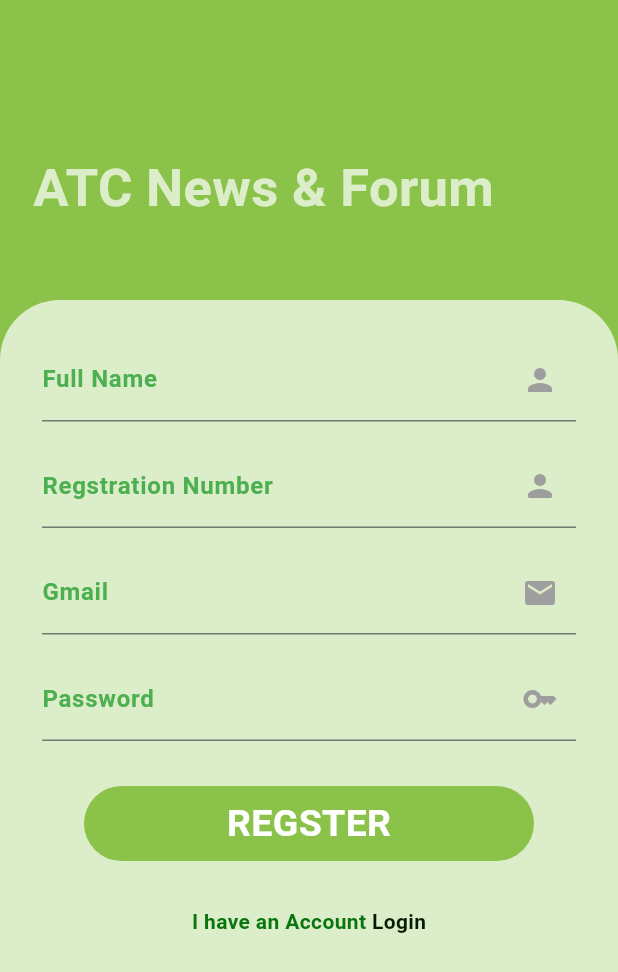
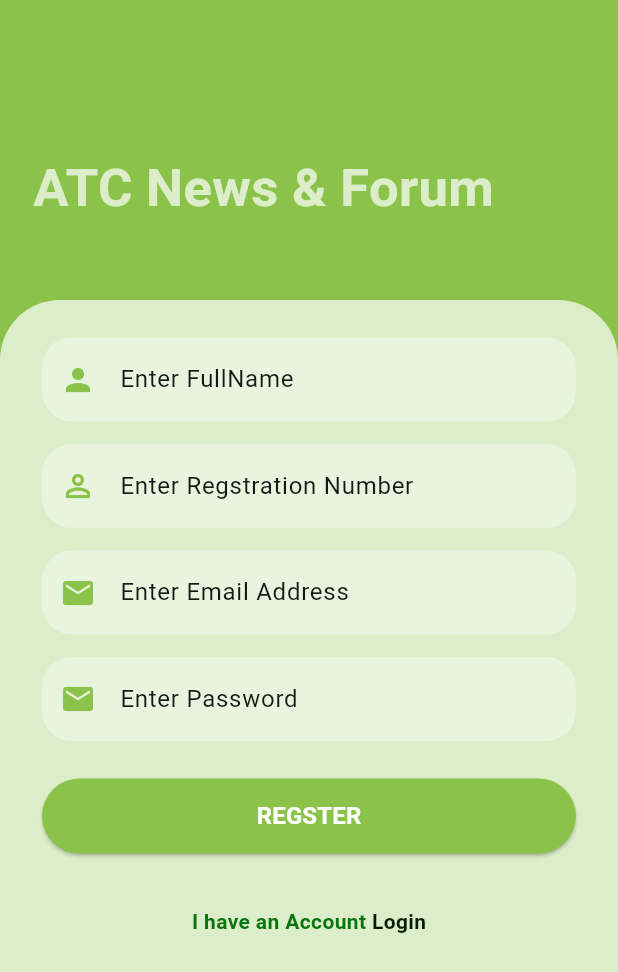
Before and after one commit to roja18/news_forums_app, a Flutter app: the screen it shows after launch, after a tap on "Regster", on a phone screen of 412 x 824 dp. Shown: the top 972 px of the screen. Run offline on Flutter 3.47's test engine with Material 3 defaults, Android fonts, the phone set to English and light mode, and no system bars; our stand-ins replace cloud_firestore, firebase_auth, firebase_core; accounts and stored records are empty; network calls fail.

Commit message:
error commitiment

```diff
--- a/lib/main.dart
+++ b/lib/main.dart
@@ -1,7 +1,11 @@
+import 'package:firebase_core/firebase_core.dart';
 import 'package:flutter/material.dart';
+import 'package:news_and_forums/firebase_options.dart';
 import 'package:news_and_forums/screens/login.dart';
 
-void main() {
+void main() async {
+  WidgetsFlutterBinding.ensureInitialized();
+  await Firebase.initializeApp(options: DefaultFirebaseOptions.currentPlatform);
   runApp(const MyApp());
 }
 
--- /dev/null
+++ b/lib/screens/component/reusable_widget.dart
@@ -0,0 +1,114 @@
+import 'package:flutter/material.dart';
+
+TextFormField reusableTextFild(String text, IconData icon, bool isPasswordType,
+    TextEditingController controller) {
+  return TextFormField(
+    autovalidateMode: AutovalidateMode.onUserInteraction,
+    validator: isPasswordType
+        ? (value) {
+            if (value == null || value.isEmpty) {
+              return 'Please enter your password';
+            }
+
+            if (value.length < 6) {
+              return 'Password must be at least 6 characters';
+            }
+            return null;
+          }
+        : (value) {
+            // add email validation
+            if (text == 'Enter Email Address') {
+              if (value == null || value.isEmpty) {
+                return 'Please enter your email';
+              }
+
+              bool emailValid = RegExp(
+                      r"^[a-zA-Z0-9.a-zA-Z0-9.!#$%&'*+-/=?^_`{|}~]+@[a-zA-Z0-9]+\.[a-zA-Z]+")
+                  .hasMatch(value);
+              if (!emailValid) {
+                return 'Please enter a valid email';
+              }
+
+              return null;
+            }
+            if (text == 'Enter FullName') {
+              if (value == null || value.isEmpty) {
+                return 'Please enter your full name';
+              }
+
+              if (value.length < 6) {
+                return 'Fullname must be at least 10 characters';
+              }
+              return null;
+            }
+            if (text == 'Enter Regstration Number') {
+              if (value == null || value.isEmpty) {
+                return 'Please enter your regstration number';
+              }
+
+              if (value.length < 6) {
+                return 'Phone number must be at least 10 characters';
+              }
+              return null;
+            }
+
+          },
+    controller: controller,
+    obscureText: isPasswordType,
+    enableSuggestions: !isPasswordType,
+
+    // autovalidateMode: AutovalidateMode.onUserInteraction,
+    autocorrect: !isPasswordType,
+    cursorColor: Colors.black,
+    style: TextStyle(color: Color.fromARGB(255, 4, 56, 145).withOpacity(0.9)),
+    decoration: InputDecoration(
+      prefixIcon: Icon(
+        icon,
+        color: Colors.lightGreen,
+      ),
+
+      labelText: text,
+      // hintText: hint,
+      labelStyle: TextStyle(color: Colors.black.withOpacity(0.9)),
+      filled: true,
+      floatingLabelBehavior: FloatingLabelBehavior.never,
+      fillColor: Colors.white38,
+      border: OutlineInputBorder(
+          borderRadius: BorderRadius.circular(20.0),
+          borderSide: const BorderSide(width: 0, style: BorderStyle.none)),
+    ),
+    keyboardType: isPasswordType
+        ? TextInputType.visiblePassword
+        : TextInputType.emailAddress,
+  );
+}
+
+Container signInSignoutbutton(
+    BuildContext context, bool isLogin, Function onTap) {
+  return Container(
+    width: MediaQuery.of(context).size.width,
+    height: 50,
+    margin: const EdgeInsets.fromLTRB(0, 10, 0, 20),
+    decoration: BoxDecoration(borderRadius: BorderRadius.circular(90)),
+    child: ElevatedButton(
+      onPressed: () {
+        onTap();
+      },
+      child: Text(
+        isLogin ? 'LOGIN' : 'REGSTER',
+        style: const TextStyle(
+            color: Colors.white, fontWeight: FontWeight.bold, fontSize: 16),
+      ),
+      style: ButtonStyle(
+        backgroundColor: MaterialStateProperty.resolveWith((states) {
+          if (states.contains(MaterialState.pressed)) {
+            return Colors.black26;
+          }
+          return Colors.lightGreen;
+        }),
+        shape: MaterialStateProperty.all<RoundedRectangleBorder>(
+            RoundedRectangleBorder(borderRadius: BorderRadius.circular(30))),
+      ),
+    ),
+  );
+}
--- a/lib/screens/regster.dart
+++ b/lib/screens/regster.dart
@@ -1,5 +1,10 @@
+import 'dart:async';
+import 'package:cloud_firestore/cloud_firestore.dart';
 import 'package:flutter/material.dart';
 import 'package:news_and_forums/screens/login.dart';
+import 'package:firebase_auth/firebase_auth.dart';
+
+import 'component/reusable_widget.dart';
 
 class Regster extends StatefulWidget {
   const Regster({super.key});
@@ -9,7 +14,45 @@
 }
 
 class _RegsterState extends State<Regster> {
+  TextEditingController _fullnameController = TextEditingController();
+  TextEditingController _regstirationController = TextEditingController();
+  TextEditingController _emailController = TextEditingController();
+  TextEditingController _passwordController = TextEditingController();
   @override
+  Future SignUp() async {
+    showDialog(
+        context: context,
+        builder: (context) {
+          return Center(child: CircularProgressIndicator());
+        });
+    Navigator.of(context).pop();
+    await FirebaseAuth.instance.createUserWithEmailAndPassword(
+        email: _emailController.text.trim(),
+        password: _passwordController.text.trim());
+    addUsersDetails(
+        _fullnameController.text.trim(),
+        int.parse(_regstirationController.text.trim()),
+        _emailController.text.trim(),
+        _passwordController.text.trim());
+  }
+
+  Future addUsersDetails(
+      String fullname, int regstration, String email, String password) async {
+    await FirebaseFirestore.instance.collection('users').add({
+      'fullname': _fullnameController,
+      'regstrationNumber': _regstirationController,
+      'email': _emailController
+    });
+  }
+
+  @override
+  void dispose() {
+    _fullnameController.dispose();
+    _regstirationController.dispose();
+    _emailController.dispose();
+    _passwordController.dispose();
+  }
+
   Widget build(BuildContext context) {
     return Scaffold(
         body: Stack(
@@ -47,80 +90,56 @@
                 child: Column(
                   mainAxisAlignment: MainAxisAlignment.center,
                   children: [
-                    const TextField(
-                      decoration: InputDecoration(
-                          suffixIcon: Icon(
-                            Icons.person,
-                            color: Colors.grey,
+                    reusableTextFild("Enter FullName", Icons.person, false,
+                        _fullnameController),
+                    const SizedBox(height: 15),
+                    reusableTextFild(
+                        "Enter Regstration Number",
+                        Icons.perm_identity_rounded,
+                        false,
+                        _regstirationController),
+                    const SizedBox(height: 15),
+                    reusableTextFild("Enter Email Address", Icons.mail, false,
+                        _emailController),
+                    const SizedBox(height: 15),
+                    reusableTextFild("Enter Password", Icons.mail, true,
+                        _passwordController),
+                    const SizedBox(height: 15),
+                    signInSignoutbutton(context, false, () {
+                      SignUp().then((value) {
+                        Navigator.push(
+                            context,
+                            MaterialPageRoute(
+                                builder: (context) => LoginPage()));
+                      }).onError((error, stackTrace) {
+                        ScaffoldMessenger.of(context).showSnackBar(
+                          SnackBar(
+                            behavior: SnackBarBehavior.floating,
+                            backgroundColor: Colors.transparent,
+                            elevation: 0,
+                            content: Container(
+                              padding: const EdgeInsets.all(16),
+                              height: 90,
+                              decoration: const BoxDecoration(
+                                color: Color.fromARGB(255, 219, 30, 17),
+                                borderRadius:
+                                    BorderRadius.all(Radius.circular(20)),
+                              ),
+                              child: Column(
+                                  crossAxisAlignment: CrossAxisAlignment.start,
+                                  children: [
+                                    Text(
+                                      "Error",
+                                      style: TextStyle(fontSize: 18),
+                                    ),
+                                    Text("Error ${error.toString()}"),
+                                  ]),
+                            ),
                           ),
-                          label: Text(
-                            "Full Name",
-                            style: TextStyle(
-                                fontWeight: FontWeight.bold,
-                                color: Colors.green),
-                          )),
-                    ),
+                        );
+                      });
+                    }),
                     const SizedBox(height: 15),
-                    const TextField(
-                      decoration: InputDecoration(
-                          suffixIcon: Icon(
-                            Icons.person_rounded,
-                            color: Colors.grey,
-                          ),
-                          label: Text(
-                            "Regstration Number",
-                            style: TextStyle(
-                                fontWeight: FontWeight.bold,
-                                color: Colors.green),
-                          )),
-                    ),
-                    const SizedBox(height: 15),
-                    const TextField(
-                      decoration: InputDecoration(
-                          suffixIcon: Icon(
-                            Icons.mail,
-                            color: Colors.grey,
-                          ),
-                          label: Text(
-                            "Gmail",
-                            style: TextStyle(
-                                fontWeight: FontWeight.bold,
-                                color: Colors.green),
-                          )),
-                    ),
-                    const SizedBox(height: 15),
-                    const TextField(
-                      decoration: InputDecoration(
-                          suffixIcon: Icon(
-                            Icons.key,
-                            color: Colors.grey,
-                          ),
-                          label: Text(
-                            "Password",
-                            style: TextStyle(
-                                fontWeight: FontWeight.bold,
-                                color: Colors.green),
-                          )),
-                    ),
-                    const SizedBox(height: 30),
-                    Container(
-                      height: 50,
-                      width: 300,
-                      decoration: BoxDecoration(
-                        borderRadius: BorderRadius.circular(30),
-                        color: Colors.lightGreen,
-                      ),
-                      child: const Center(
-                        child: Text(
-                          "REGSTER",
-                          style: TextStyle(
-                              fontSize: 25,
-                              fontWeight: FontWeight.bold,
-                              color: Colors.white),
-                        ),
-                      ),
-                    ),
-                    const SizedBox(height: 30),
                     Align(
                       alignment: Alignment.centerRight,
                       child: Row(
--- a/pubspec.yaml
+++ b/pubspec.yaml
@@ -35,6 +35,9 @@
   # The following adds the Cupertino Icons font to your application.
   # Use with the CupertinoIcons class for iOS style icons.
   cupertino_icons: ^1.0.6
+  firebase_core: ^2.31.0
+  cloud_firestore: ^4.17.3
+  firebase_auth: ^4.19.1
 
 dev_dependencies:
   flutter_test:
```
Also changed, not shown: firebase.json (added), lib/firebase_options.dart (added), pubspec.lock, 7 other files.
